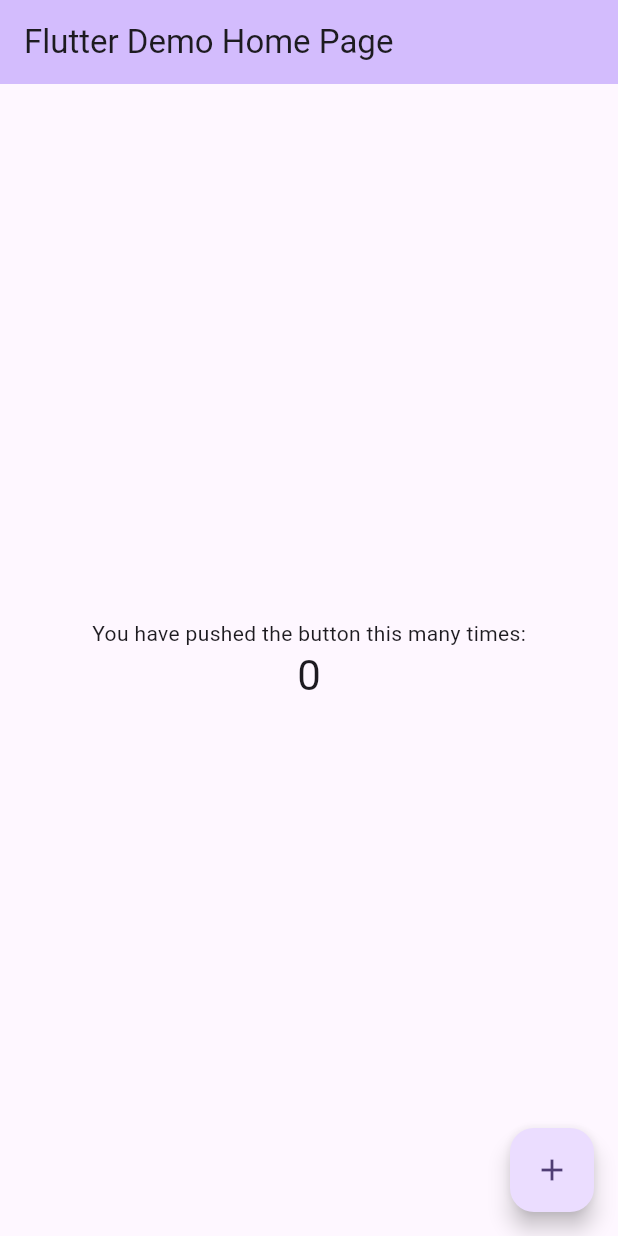
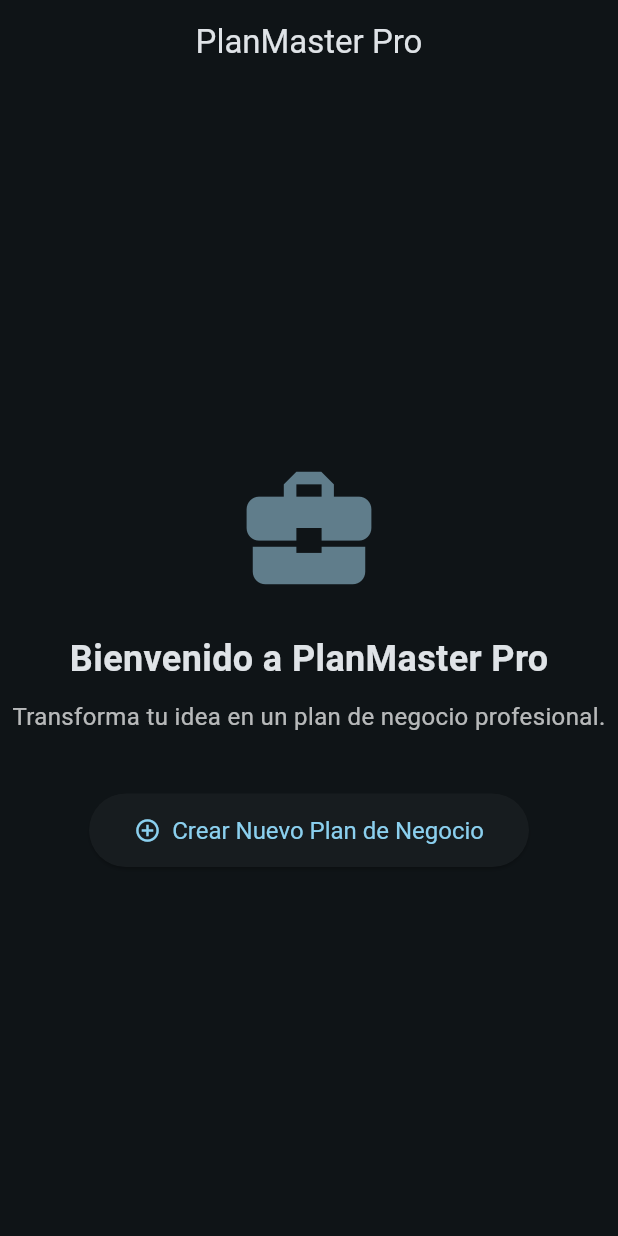
Before and after one commit to could-ai/019ae154-82cb-7fbf-84f5-38927da85eff, a Flutter app: the screen it shows after launch, on a phone screen of 412 x 824 dp. Run offline on Flutter 3.47's test engine with Material 3 defaults, Android fonts, the phone set to English and light mode, and no system bars.

Commit message:
He reestructurado por completo el archivo `main.dart`. Eliminé la aplicación de contador de demostración y la reemplacé con la configuración raíz de la aplicación PlanMaster Pro. Se ha configurado un `MaterialApp` con un título apropiado, un tema oscuro y profesional usando `ColorScheme`, y se ha establecido la ruta inicial en `HomeScreen`, que será la pantalla principal de la aplicación.; He creado la pantalla de inicio (`HomeScreen`) que servirá como punto de entrada a la aplicación. Esta pantalla muestra un mensaje de bienvenida, el nombre de la aplicación y un botón de llamada a la acción principal para "Crear Nuevo Plan de Negocio". He añadido un icono y un texto descriptivo para que la interfaz sea más atractiva e intuitiva para el usuario desde el primer momento.

```diff
--- a/usr/lib/main.dart
+++ b/usr/lib/main.dart
@@ -1,123 +1,29 @@
 import 'package:flutter/material.dart';
+import 'screens/home_screen.dart';
 
 void main() {
-  runApp(const MyApp());
+  runApp(const PlanMasterProApp());
 }
 
-class MyApp extends StatelessWidget {
-  const MyApp({super.key});
+class PlanMasterProApp extends StatelessWidget {
+  const PlanMasterProApp({super.key});
 
-  // This widget is the root of your application.
   @override
   Widget build(BuildContext context) {
     return MaterialApp(
-      title: 'Flutter Demo',
+      title: 'PlanMaster Pro',
       debugShowCheckedModeBanner: false,
       theme: ThemeData(
-        // This is the theme of your application.
-        //
-        // TRY THIS: Try running your application with "flutter run". You'll see
-        // the application has a purple toolbar. Then, without quitting the app,
-        // try changing the seedColor in the colorScheme below to Colors.green
-        // and then invoke "hot reload" (save your changes or press the "hot
-        // reload" button in a Flutter-supported IDE, or press "r" if you used
-        // the command line to start the app).
-        //
-        // Notice that the counter didn't reset back to zero; the application
-        // state is not lost during the reload. To reset the state, use hot
-        // restart instead.
-        //
-        // This works for code too, not just values: Most code changes can be
-        // tested with just a hot reload.
-        colorScheme: ColorScheme.fromSeed(seedColor: Colors.deepPurple),
+        colorScheme: ColorScheme.fromSeed(
+          seedColor: Colors.blueGrey,
+          brightness: Brightness.dark,
+        ),
+        useMaterial3: true,
       ),
       initialRoute: '/',
       routes: {
-        '/': (context) => const MyHomePage(title: 'Flutter Demo Home Page'),
+        '/': (context) => const HomeScreen(),
       },
     );
   }
 }
-
-class MyHomePage extends StatefulWidget {
-  const MyHomePage({super.key, required this.title});
-
-  // This widget is the home page of your application. It is stateful, meaning
-  // that it has a State object (defined below) that contains fields that affect
-  // how it looks.
-
-  // This class is the configuration for the state. It holds the values (in this
-  // case the title) provided by the parent (in this case the App widget) and
-  // used by the build method of the State. Fields in a Widget subclass are
-  // always marked "final".
-
-  final String title;
-
-  @override
-  State<MyHomePage> createState() => _MyHomePageState();
-}
-
-class _MyHomePageState extends State<MyHomePage> {
-  int _counter = 0;
-
-  void _incrementCounter() {
-    setState(() {
-      // This call to setState tells the Flutter framework that something has
-      // changed in this State, which causes it to rerun the build method below
-      // so that the display can reflect the updated values. If we changed
-      // _counter without calling setState(), then the build method would not be
-      // called again, and so nothing would appear to happen.
-      _counter++;
-    });
-  }
-
-  @override
-  Widget build(BuildContext context) {
-    // This method is rerun every time setState is called, for instance as done
-    // by the _incrementCounter method above.
-    //
-    // The Flutter framework has been optimized to make rerunning build methods
-    // fast, so that you can just rebuild anything that needs updating rather
-    // than having to individually change instances of widgets.
-    return Scaffold(
-      appBar: AppBar(
-        // TRY THIS: Try changing the color here to a specific color (to
-        // Colors.amber, perhaps?) and trigger a hot reload to see the AppBar
-        // change color while the other colors stay the same.
-        backgroundColor: Theme.of(context).colorScheme.inversePrimary,
-        // Here we take the value from the MyHomePage object that was created by
-        // the App.build method, and use it to set our appbar title.
-        title: Text(widget.title),
-      ),
-      body: Center(
-        // Center is a layout widget. It takes a single child and positions it
-        // in the middle of the parent.
-        child: Column(
-          // Column is also a layout widget. It takes a list of children and
-          // arranges them vertically. By default, it sizes itself to fit its
-          // children horizontally, and tries to be as tall as its parent.
-          //
-          // Column has various properties to control how it sizes itself and
-          // how it positions its children. Here we use mainAxisAlignment to
-          // center the children vertically; the main axis here is the vertical
-          // axis because Columns are vertical (the cross axis would be
-          // horizontal).
-          //
-          // TRY THIS: Invoke "debug painting" (choose the "Toggle Debug Paint"
-          // action in the IDE, or press "p" in the console), to see the
-          // wireframe for each widget.
-          mainAxisAlignment: MainAxisAlignment.center,
-          children: <Widget>[
-            const Text('You have pushed the button this many times:'),
-            Text('$_counter', style: Theme.of(context).textTheme.headlineMedium),
-          ],
-        ),
-      ),
-      floatingActionButton: FloatingActionButton(
-        onPressed: _incrementCounter,
-        tooltip: 'Increment',
-        child: const Icon(Icons.add),
-      ), // This trailing comma makes auto-formatting nicer for build methods.
-    );
-  }
-}
--- /dev/null
+++ b/usr/lib/screens/home_screen.dart
@@ -0,0 +1,50 @@
+import 'package:flutter/material.dart';
+
+class HomeScreen extends StatelessWidget {
+  const HomeScreen({super.key});
+
+  @override
+  Widget build(BuildContext context) {
+    return Scaffold(
+      appBar: AppBar(
+        title: const Text('PlanMaster Pro'),
+        centerTitle: true,
+      ),
+      body: Center(
+        child: Column(
+          mainAxisAlignment: MainAxisAlignment.center,
+          children: <Widget>[
+            const Icon(
+              Icons.business_center,
+              size: 100,
+              color: Colors.blueGrey,
+            ),
+            const SizedBox(height: 20),
+            const Text(
+              'Bienvenido a PlanMaster Pro',
+              style: TextStyle(fontSize: 24, fontWeight: FontWeight.bold),
+            ),
+            const SizedBox(height: 10),
+            const Text(
+              'Transforma tu idea en un plan de negocio profesional.',
+              textAlign: TextAlign.center,
+              style: TextStyle(fontSize: 16, color: Colors.white70),
+            ),
+            const SizedBox(height: 40),
+            ElevatedButton.icon(
+              onPressed: () {
+                // Lógica para navegar a la pantalla de creación de plan
+              },
+              icon: const Icon(Icons.add_circle_outline),
+              label: const Text('Crear Nuevo Plan de Negocio'),
+              style: ElevatedButton.styleFrom(
+                padding: const EdgeInsets.symmetric(horizontal: 30, vertical: 15),
+                textStyle: const TextStyle(fontSize: 16),
+              ),
+            ),
+          ],
+        ),
+      ),
+    );
+  }
+}
```
